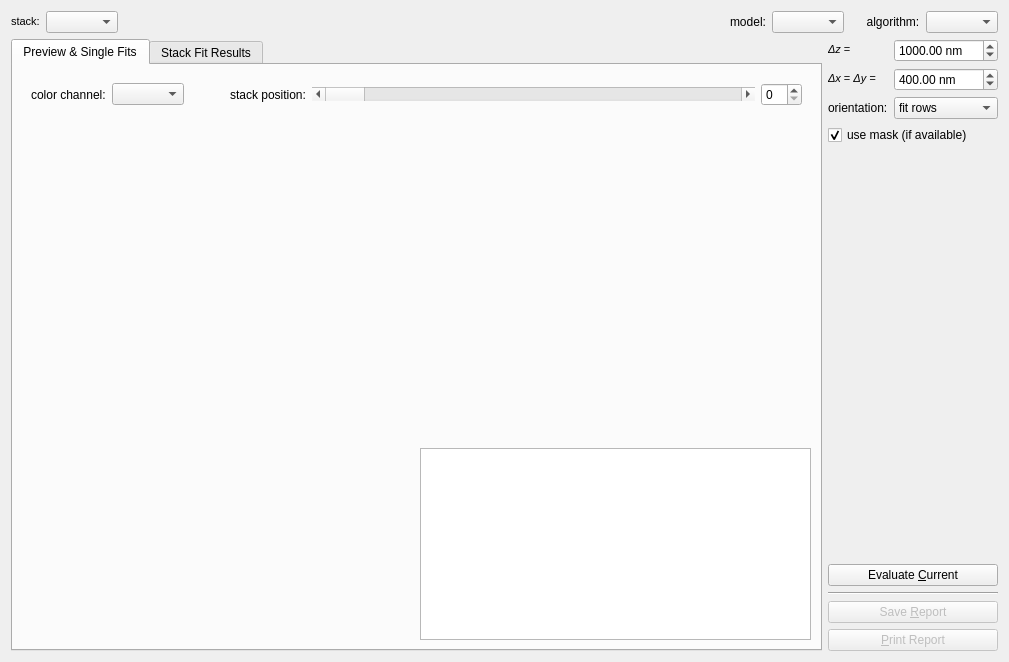
Old version of the form plugins/spim_lightsheet_eval/qfspimlightsheetevaluation_editor.ui in the repository jkriege2/QuickFit3.
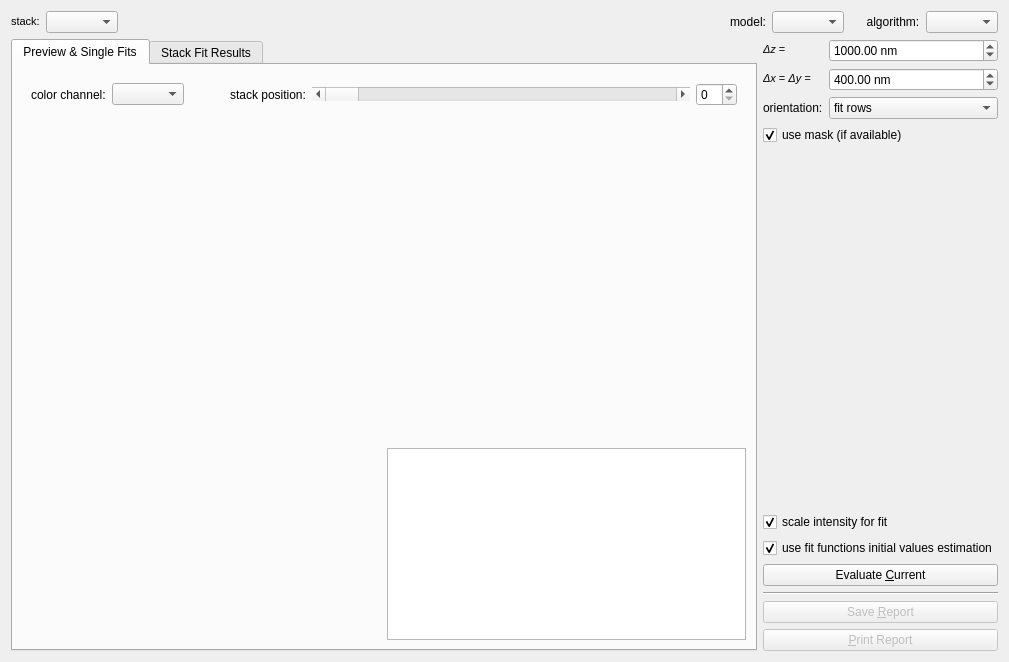
New version of the form. Icons and pictures are not drawn. Custom widgets are drawn as their Qt base class.

Diff of the .ui file:
```diff
--- a/plugins/spim_lightsheet_eval/qfspimlightsheetevaluation_editor.ui
+++ b/plugins/spim_lightsheet_eval/qfspimlightsheetevaluation_editor.ui
@@ -474,6 +474,26 @@
        </property>
       </spacer>
      </item>
+     <item>
+      <widget class="QCheckBox" name="chkScaleIntensityFit">
+       <property name="text">
+        <string>scale intensity for fit</string>
+       </property>
+       <property name="checked">
+        <bool>true</bool>
+       </property>
+      </widget>
+     </item>
+     <item>
+      <widget class="QCheckBox" name="chkEstimateInitial">
+       <property name="text">
+        <string>use fit functions initial values estimation</string>
+       </property>
+       <property name="checked">
+        <bool>true</bool>
+       </property>
+      </widget>
+     </item>
      <item>
       <widget class="QPushButton" name="btnEvaluateCurrent">
        <property name="text">
```
Left out of the diff: 11 changed lines with no effect on the pictures.
